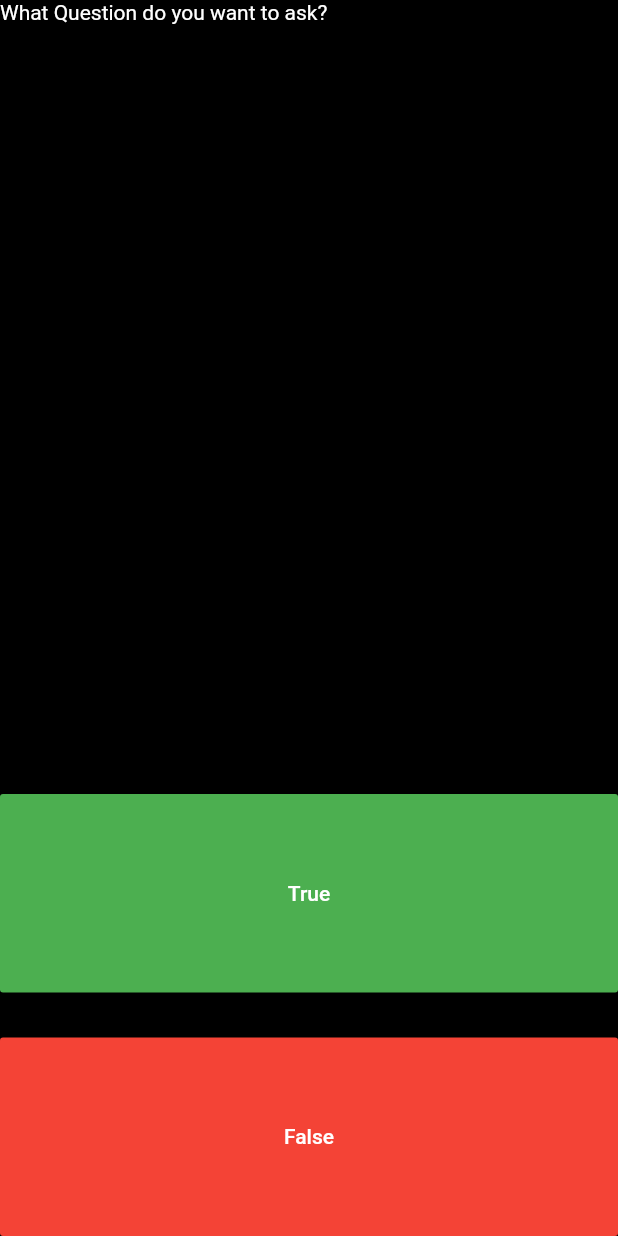
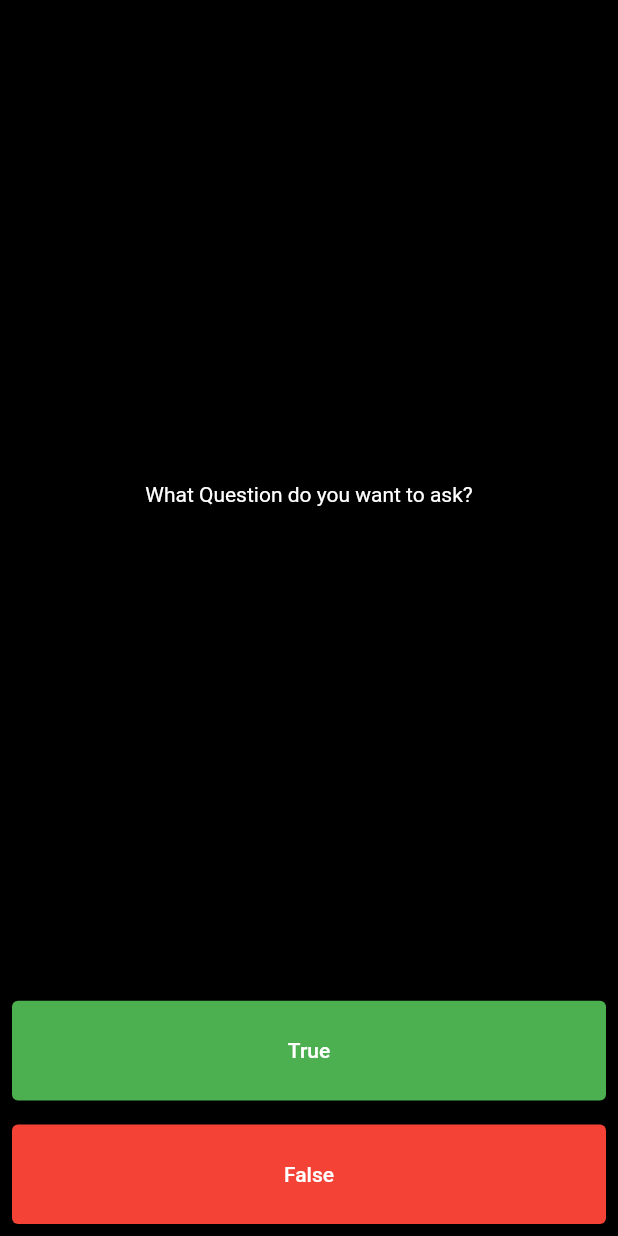
Before and after one commit to aderonkeakinyemi/quizzer, a Flutter app: the screen it shows after launch, on a phone screen of 412 x 824 dp. Run offline on Flutter 3.47's test engine with Material 2 defaults, Android fonts, the phone set to English and light mode, and no system bars.

Commit message:
added score keeper

```diff
--- a/lib/main.dart
+++ b/lib/main.dart
@@ -7,38 +7,82 @@ void main() {
 class MyApp extends StatelessWidget {
   @override
   Widget build(BuildContext context) {
+    return Named();
+  }
+}
+
+class Named extends StatefulWidget {
+  @override
+  _NamedState createState() => _NamedState();
+}
+
+class _NamedState extends State<Named> {
+  Row Answers() {}
+  List<Icon> scoreKeeper = [];
+
+  @override
+  Widget build(BuildContext context) {
     return MaterialApp(
       home: Scaffold(
         backgroundColor: Colors.black,
         body: SafeArea(
           child: Column(
-          mainAxisAlignment: MainAxisAlignment.end,
             crossAxisAlignment: CrossAxisAlignment.stretch,
+            mainAxisAlignment: MainAxisAlignment.spaceBetween,
             children: [
               Expanded(
-              flex: 4,
+                flex: 8,
+                child: Center(
                   child: Text(
                     'What Question do you want to ask?',
                     style: TextStyle(color: Colors.white),
                   ),
                 ),
+              ),
               Expanded(
-              flex: 1,
-              child: FlatButton(
-                  onPressed: () {},
-                  child: Text('True', style: TextStyle(color: Colors.white)),
-                  color: Colors.green),
+                child: Padding(
+                  padding: const EdgeInsets.all(8.0),
+                  child: TextButton(
+                    onPressed: () {
+                      setState(() {
+                        scoreKeeper.add(Icon(Icons.check, color: Colors.green));
+                      });
+                    },
+                    style: ButtonStyle(
+                        backgroundColor:
+                            MaterialStateProperty.all(Colors.green)),
+                    child: Text(
+                      'True',
+                      style: TextStyle(color: Colors.white),
                     ),
-            SizedBox(height: 30.0),
+                  ),
+                ),
+              ),
               Expanded(
-              flex: 1,
-              child: FlatButton(
-                  color: Colors.red,
-                  onPressed: () {},
-                  child: Text('False', style: TextStyle(color: Colors.white))),
+                child: Padding(
+                  padding: const EdgeInsets.all(8.0),
+                  child: TextButton(
+                      style: ButtonStyle(
+                          backgroundColor:
+                              MaterialStateProperty.all(Colors.red)),
+                      onPressed: () {
+                        setState(() {
+                          scoreKeeper
+                              .add(Icon(Icons.cancel, color: Colors.red));
+                        });
+                      },
+                      child:
+                          Text('False', style: TextStyle(color: Colors.white))),
+                ),
+              ),
+              Row(
+                children: scoreKeeper,
               )
+
+              //Todo: I want to code all day.
             ],
-        )),
+          ),
+        ),
       ),
     );
   }
```
Lines whose indentation alone changed are shown as unchanged.
